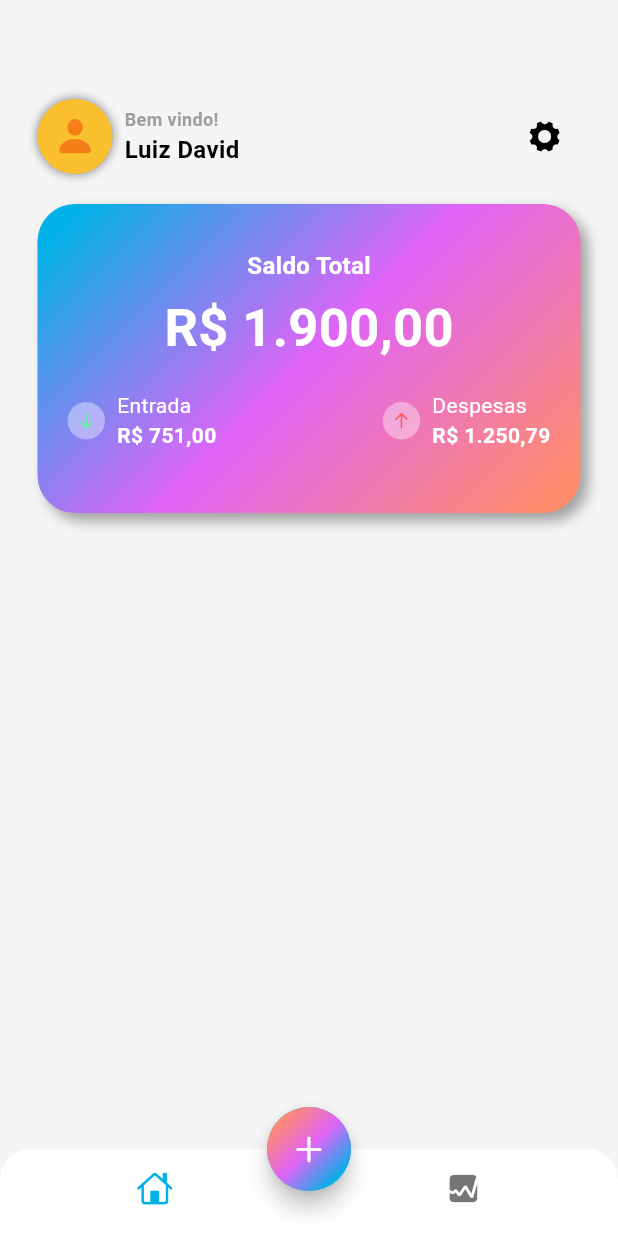
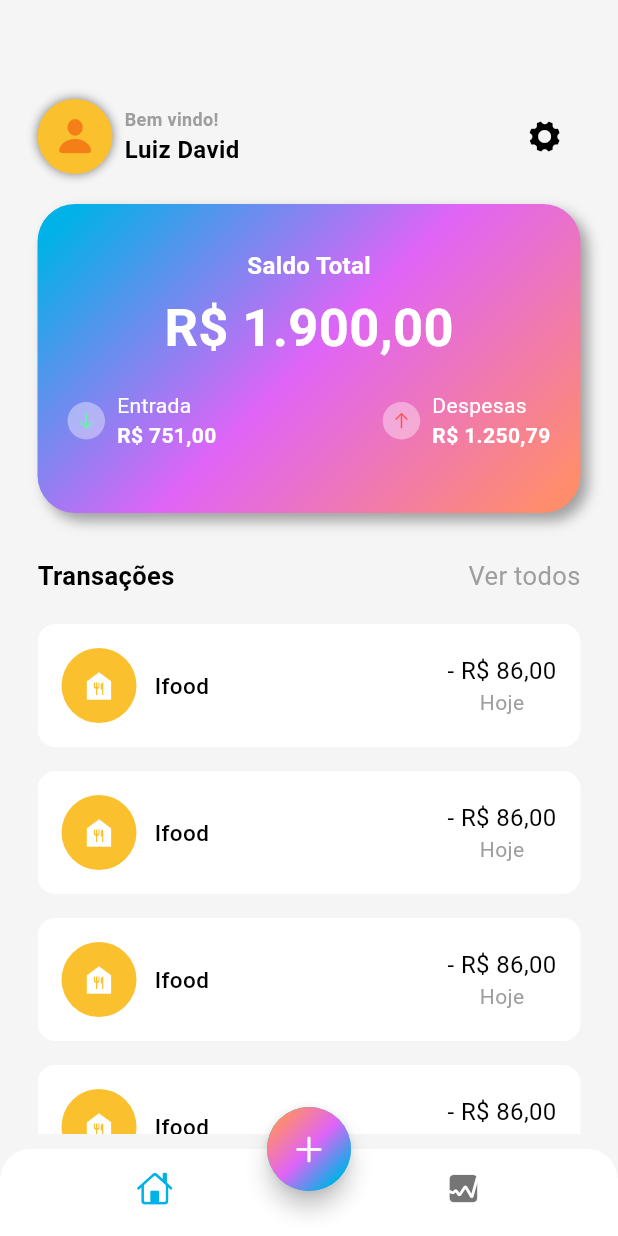
Before and after one commit to LuizDavid5365/expenses_tracker, a Flutter app: the screen it shows after launch, on a phone screen of 412 x 824 dp. Run offline on Flutter 3.47's test engine with Material 3 defaults, Android fonts, the phone set to English and light mode, and no system bars.

Commit message:
adiciona seção de transações com lista de despesas e entradas na tela principal

```diff
--- a/lib/screens/home/views/main_screen.dart
+++ b/lib/screens/home/views/main_screen.dart
@@ -213,6 +213,109 @@ class MainScreen extends StatelessWidget {
                 ],
               ),
             ),
+            const SizedBox(height: 30),
+            Row(
+              mainAxisAlignment: MainAxisAlignment.spaceBetween,
+              children: [
+                Text(
+                  'Transações',
+                  style: TextStyle(
+                    fontSize: 17,
+                    color: Theme.of(context).colorScheme.onSurface,
+                    fontWeight: FontWeight.bold,
+                  ),
+                ),
+                GestureDetector(
+                  onTap: () {},
+                  child: Text(
+                    'Ver todos',
+                    style: TextStyle(
+                      fontSize: 17,
+                      color: Theme.of(context).colorScheme.outline,
+                      fontWeight: FontWeight.w400,
+                    ),
+                  ),
+                ),
+              ],
+            ),
+            const SizedBox(height: 20),
+            Expanded(
+              child: ListView.builder(
+                itemCount: 6,
+                itemBuilder: (context, int i) {
+                  return Padding(
+                    padding: const EdgeInsets.only(bottom: 16.0),
+                    child: Container(
+                      decoration: BoxDecoration(
+                        color: Colors.white,
+                        borderRadius: BorderRadius.circular(12),
+                      ),
+                      child: Padding(
+                        padding: const EdgeInsets.all(16.0),
+                        child: Row(
+                          mainAxisAlignment: MainAxisAlignment.spaceBetween,
+                          children: [
+                            Row(
+                              children: [
+                                Stack(
+                                  alignment: Alignment.center,
+                                  children: [
+                                    Container(
+                                      width: 50,
+                                      height: 50,
+                                      decoration: BoxDecoration(
+                                        color: Colors.yellow[700],
+                                        shape: BoxShape.circle,
+                                      ),
+                                    ),
+                                    const Icon(
+                                      Icons.food_bank,
+                                      color: Colors.white,
+                                    ),
+                                  ],
+                                ),
+                                const SizedBox(width: 12),
+                                Text(
+                                  'Ifood',
+                                  style: TextStyle(
+                                    fontSize: 15,
+                                    fontWeight: FontWeight.w500,
+                                    color:
+                                        Theme.of(context).colorScheme.onSurface,
+                                  ),
+                                ),
+                              ],
+                            ),
+                            Column(
+                              children: [
+                                Text(
+                                  '- R\$ 86,00',
+                                  style: TextStyle(
+                                    fontSize: 16,
+                                    fontWeight: FontWeight.w400,
+                                    color:
+                                        Theme.of(context).colorScheme.onSurface,
+                                  ),
+                                ),
+                                Text(
+                                  'Hoje',
+                                  style: TextStyle(
+                                    fontSize: 14,
+                                    fontWeight: FontWeight.w400,
+                                    color:
+                                        Theme.of(context).colorScheme.outline,
+                                  ),
+                                ),
+                              ],
+                            ),
+                          ],
+                        ),
+                      ),
+                    ),
+                  );
+                },
+              ),
+            ),
           ],
         ),
       ),
```
